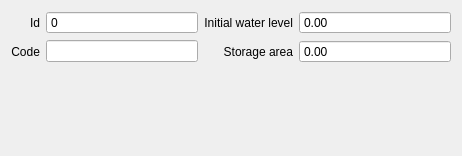
Old version of the form threedi_model_builder/forms/ui/connection_node.ui in the repository nens/threedi-schematisation-editor.
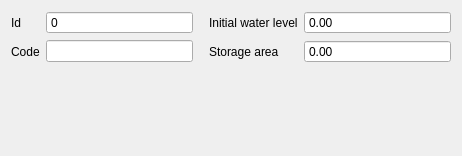
New version of the form. Custom widgets are drawn as their Qt base class.

What changed in the file:
```diff
--- a/threedi_model_builder/forms/ui/connection_node.ui
+++ b/threedi_model_builder/forms/ui/connection_node.ui
@@ -26,7 +26,7 @@
       <string>Id</string>
      </property>
      <property name="alignment">
-      <set>Qt::AlignRight|Qt::AlignTrailing|Qt::AlignVCenter</set>
+      <set>Qt::AlignLeading|Qt::AlignLeft|Qt::AlignVCenter</set>
      </property>
     </widget>
    </item>
@@ -39,7 +39,10 @@
       <string>Storage area</string>
      </property>
      <property name="alignment">
-      <set>Qt::AlignRight|Qt::AlignTrailing|Qt::AlignVCenter</set>
+      <set>Qt::AlignLeading|Qt::AlignLeft|Qt::AlignVCenter</set>
+     </property>
+     <property name="indent">
+      <number>10</number>
      </property>
     </widget>
    </item>
@@ -65,7 +68,10 @@
       <string>Initial water level</string>
      </property>
      <property name="alignment">
-      <set>Qt::AlignRight|Qt::AlignTrailing|Qt::AlignVCenter</set>
+      <set>Qt::AlignLeading|Qt::AlignLeft|Qt::AlignVCenter</set>
+     </property>
+     <property name="indent">
+      <number>10</number>
      </property>
     </widget>
    </item>
@@ -78,7 +84,7 @@
       <string>Code</string>
      </property>
      <property name="alignment">
-      <set>Qt::AlignRight|Qt::AlignTrailing|Qt::AlignVCenter</set>
+      <set>Qt::AlignLeading|Qt::AlignLeft|Qt::AlignVCenter</set>
      </property>
     </widget>
    </item>
```
